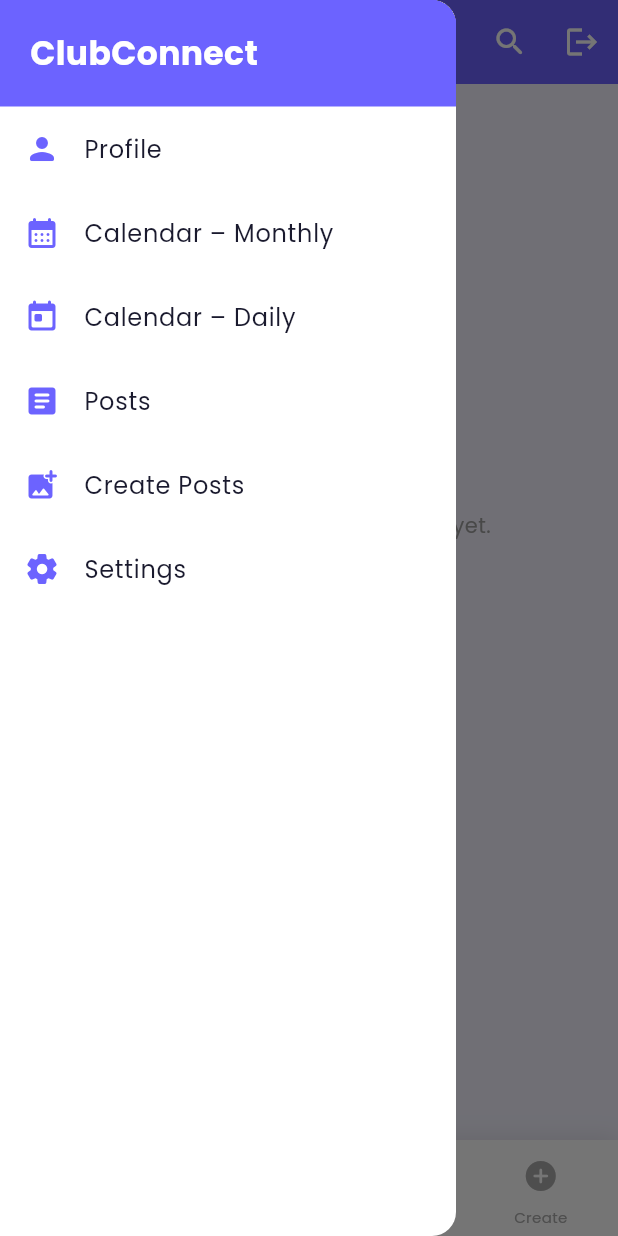
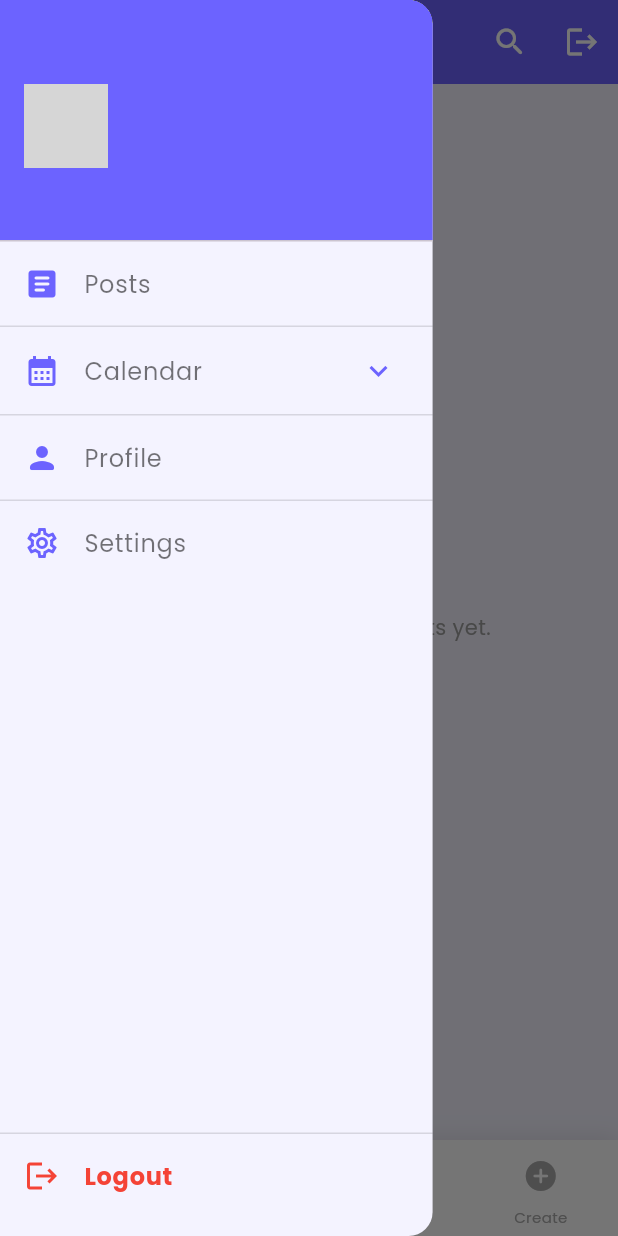
Before and after one commit to eldarismayilzada-art/CS310-Group-Project, a Flutter app: the ClubProfileScreen screen opened by its route, with the side drawer open, on a phone screen of 412 x 824 dp. Run offline on Flutter 3.47's test engine with Material 3 defaults, Android fonts, the phone set to English and light mode, and no system bars; our stand-ins replace cloud_firestore, firebase_auth, firebase_core, image_picker, shared_preferences; accounts and stored records are empty; network calls fail; grey boxes are pictures that could not be loaded.

Commit message:
Update club_profile_screen.dart

```diff
--- a/lib/screens/club_profile_screen.dart
+++ b/lib/screens/club_profile_screen.dart
@@ -6,6 +6,7 @@ import '../providers/auth_provider.dart';
 import '../providers/theme_provider.dart';
 import '../utils/app_colors.dart';
 import '../widgets/bottom_nav_bar.dart';
+import 'side_screen.dart';
 
 class ClubProfileScreen extends StatelessWidget {
   const ClubProfileScreen({super.key});
@@ -18,11 +19,11 @@ class ClubProfileScreen extends StatelessWidget {
 
     final user = auth.userModel;
     final currentUserId = auth.firebaseUser?.uid ?? '';
-
     final scaffoldBg = isDark ? const Color(0xFF121212) : const Color(0xFFF4F3FF);
     final cardColor = isDark ? const Color(0xFF1E1E2E) : Colors.white;
     final textColor = isDark ? Colors.white : const Color(0xFF1A1A2E);
-    final drawerBg = isDark ? const Color(0xFF1A1A2E) : Colors.white;
+
+    final clubInterests = user?.interests ?? [];
 
     return Scaffold(
       backgroundColor: scaffoldBg,
@@ -59,7 +60,8 @@ class ClubProfileScreen extends StatelessWidget {
           ),
         ],
       ),
-      drawer: _SideDrawer(drawerBg: drawerBg, textColor: textColor),
+
+      drawer: const SideScreen(),
       body: CustomScrollView(
         slivers: [
           SliverToBoxAdapter(
@@ -114,7 +116,54 @@ class ClubProfileScreen extends StatelessWidget {
                         ),
                       ],
                     ),
-                    const SizedBox(height: 20),
+
+                    if (clubInterests.isNotEmpty) ...[
+                      const SizedBox(height: 12),
+                      Wrap(
+                        spacing: 8,
+                        runSpacing: 6,
+                        alignment: WrapAlignment.center,
+                        children: clubInterests.map((interest) {
+                          return Container(
+                            padding: const EdgeInsets.symmetric(horizontal: 12, vertical: 6),
+                            decoration: BoxDecoration(
+                              color: isDark ? Colors.white.withOpacity(0.08) : Colors.white,
+                              borderRadius: BorderRadius.circular(20),
+                              border: Border.all(
+                                color: AppColors.primary.withOpacity(0.3),
+                                width: 1,
+                              ),
+                            ),
+                            child: Text(
+                              interest,
+                              style: TextStyle(
+                                fontFamily: 'Poppins',
+                                fontSize: 12,
+                                fontWeight: FontWeight.w500,
+                                color: isDark ? Colors.white70 : AppColors.primary,
+                              ),
+                            ),
+                          );
+                        }).toList(),
+                      ),
+                    ],
+
+                    const SizedBox(height: 16),
+
+                    ElevatedButton.icon(
+                      icon: const Icon(Icons.edit_note_rounded, size: 20),
+                      label: const Text('Edit Club Tags'),
+                      style: ElevatedButton.styleFrom(
+                        backgroundColor: AppColors.primary,
+                        foregroundColor: Colors.white,
+                        elevation: 0,
+                        padding: const EdgeInsets.symmetric(horizontal: 16, vertical: 8),
+                        shape: RoundedRectangleBorder(borderRadius: BorderRadius.circular(20)),
+                      ),
+                      onPressed: () => _showClubEditDialog(context, auth, isDark),
+                    ),
+
+                    const SizedBox(height: 24),
                     Align(
                       alignment: Alignment.centerLeft,
                       child: Text(
@@ -149,7 +198,11 @@ class ClubProfileScreen extends StatelessWidget {
                   child: Center(
                     child: Padding(
                       padding: const EdgeInsets.all(20),
-                      child: Text('Error: ${snapshot.error}', style: TextStyle(color: textColor)),
+                      child: Text(
+                        'Database index is creating, please wait a few minutes...',
+                        textAlign: TextAlign.center,
+                        style: TextStyle(color: textColor, fontFamily: 'Poppins', fontSize: 13),
+                      ),
                     ),
                   ),
                 );
@@ -247,67 +300,122 @@ class _PostThumbnail extends StatelessWidget {
   }
 }
 
-class _SideDrawer extends StatelessWidget {
-  const _SideDrawer({required this.drawerBg, required this.textColor});
-  final Color drawerBg;
-  final Color textColor;
+void _showClubEditDialog(BuildContext context, AuthProvider auth, bool isDark) {
+  final user = auth.userModel;
+  if (user == null) return;
 
-  @override
-  Widget build(BuildContext context) {
-    final items = [
-      _DrawerItem(Icons.person_rounded, 'Profile', '/profile/student'),
-      _DrawerItem(Icons.calendar_month_rounded, 'Calendar – Monthly', '/calendar'),
-      _DrawerItem(Icons.today_rounded, 'Calendar – Daily', '/calendar'),
-      _DrawerItem(Icons.article_rounded, 'Posts', '/home'),
-      _DrawerItem(Icons.add_photo_alternate_rounded, 'Create Posts', '/post/pick'),
-      _DrawerItem(Icons.settings_rounded, 'Settings', '/settings'),
+  final Set<String> selectedTags = Set.from(user.interests);
+
+  const clubCategoryPool = [
+    'Music', 'Cinema', 'Coding', 'Sports',
+    'Art', 'Photography', 'Gaming', 'Dance',
+    'Theater', 'Aviation', 'Literature', 'Social Resp.',
   ];
 
-    return Drawer(
-      backgroundColor: drawerBg,
-      child: SafeArea(
+  showModalBottomSheet(
+    context: context,
+    isScrollControlled: true,
+    backgroundColor: isDark ? const Color(0xFF1E1E2E) : Colors.white,
+    shape: const RoundedRectangleBorder(
+      borderRadius: BorderRadius.vertical(top: Radius.circular(20)),
+    ),
+    builder: (ctx) => StatefulBuilder(
+      builder: (ctx, setPanelState) => Padding(
+        padding: EdgeInsets.only(
+          left: 24, right: 24, top: 24,
+          bottom: MediaQuery.of(ctx).viewInsets.bottom + 24,
+        ),
+        child: SingleChildScrollView(
           child: Column(
             crossAxisAlignment: CrossAxisAlignment.start,
+            mainAxisSize: MainAxisSize.min,
             children: [
-            Container(
-              width: double.infinity,
-              padding: const EdgeInsets.all(20),
-              color: AppColors.primary,
-              child: const Text(
-                'ClubConnect',
+              Text(
+                'Edit Club Categories',
                 style: TextStyle(
+                  fontSize: 18,
+                  fontWeight: FontWeight.bold,
+                  color: isDark ? Colors.white : Colors.black,
                   fontFamily: 'Poppins',
-                  fontSize: 22,
-                  fontWeight: FontWeight.bold,
-                  color: Colors.white,
+                ),
+              ),
+              const SizedBox(height: 8),
+              Text(
+                'Select categories that represent your club activities.',
+                style: TextStyle(
+                  fontSize: 12,
+                  color: isDark ? Colors.white60 : Colors.grey,
+                  fontFamily: 'Poppins',
+                ),
+              ),
+              const SizedBox(height: 20),
+
+              Wrap(
+                spacing: 8,
+                runSpacing: 10,
+                children: clubCategoryPool.map((tag) {
+                  final isSelected = selectedTags.contains(tag);
+                  return GestureDetector(
+                    onTap: () => setPanelState(() {
+                      if (isSelected) {
+                        selectedTags.remove(tag);
+                      } else {
+                        selectedTags.add(tag);
+                      }
+                    }),
+                    child: Container(
+                      padding: const EdgeInsets.symmetric(horizontal: 14, vertical: 8),
+                      decoration: BoxDecoration(
+                        color: isSelected ? AppColors.primary : (isDark ? Colors.white10 : Colors.grey[200]),
+                        borderRadius: BorderRadius.circular(20),
+                        border: Border.all(
+                          color: isSelected ? AppColors.primary : (isDark ? Colors.white10 : Colors.transparent),
+                        ),
+                      ),
+                      child: Text(
+                        tag,
+                        style: TextStyle(
+                          color: isSelected ? Colors.white : (isDark ? Colors.white70 : Colors.black87),
+                          fontWeight: FontWeight.w500,
+                          fontSize: 13,
+                          fontFamily: 'Poppins',
                         ),
                       ),
                     ),
-            ...items.map((item) => ListTile(
-                  leading: Icon(item.icon, color: AppColors.primary),
-                  title: Text(
-                    item.label,
-                    style: TextStyle(
-                      fontFamily: 'Poppins',
-                      fontWeight: FontWeight.w500,
-                      color: textColor,
+                  );
+                }).toList(),
+              ),
+
+              const SizedBox(height: 28),
+
+              SizedBox(
+                width: double.infinity,
+                height: 46,
+                child: ElevatedButton(
+                  style: ElevatedButton.styleFrom(
+                    backgroundColor: AppColors.primary,
+                    foregroundColor: Colors.white,
+                    shape: RoundedRectangleBorder(borderRadius: BorderRadius.circular(12)),
+                    elevation: 0,
+                  ),
+                  onPressed: () async {
+                    await auth.saveOnboarding(
+                      interests: selectedTags.toList(),
+                      bio: user.bio,
+                    );
+                    if (!ctx.mounted) return;
+                    Navigator.pop(ctx);
+                    ScaffoldMessenger.of(context).showSnackBar(
+                      const SnackBar(content: Text('Club profile updated successfully!')),
+                    );
+                  },
+                  child: const Text('Save Categories', style: TextStyle(fontWeight: FontWeight.bold, fontSize: 14)),
                 ),
               ),
-                  onTap: () {
-                    Navigator.pop(context);
-                    Navigator.pushNamed(context, item.route);
-                  },
-                )),
             ],
+          ),
+        ),
       ),
     ),
   );
 }
-}
-
-class _DrawerItem {
-  final IconData icon;
-  final String label;
-  final String route;
-  const _DrawerItem(this.icon, this.label, this.route);
-}
```
Lines whose indentation alone changed are shown as unchanged.
